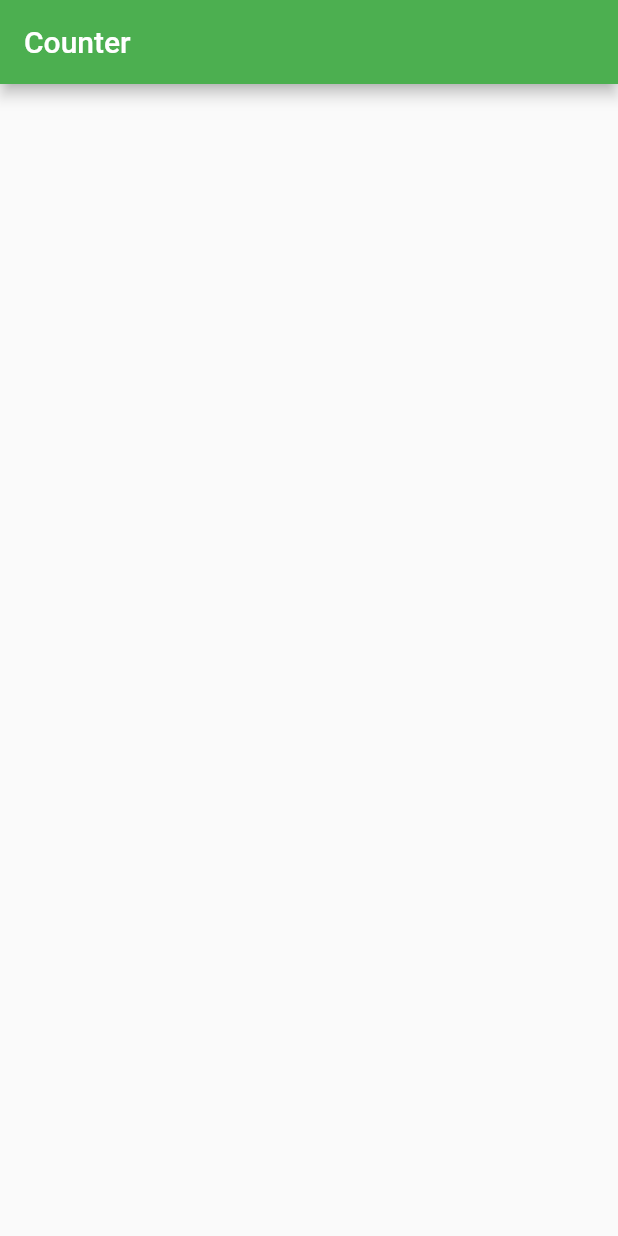
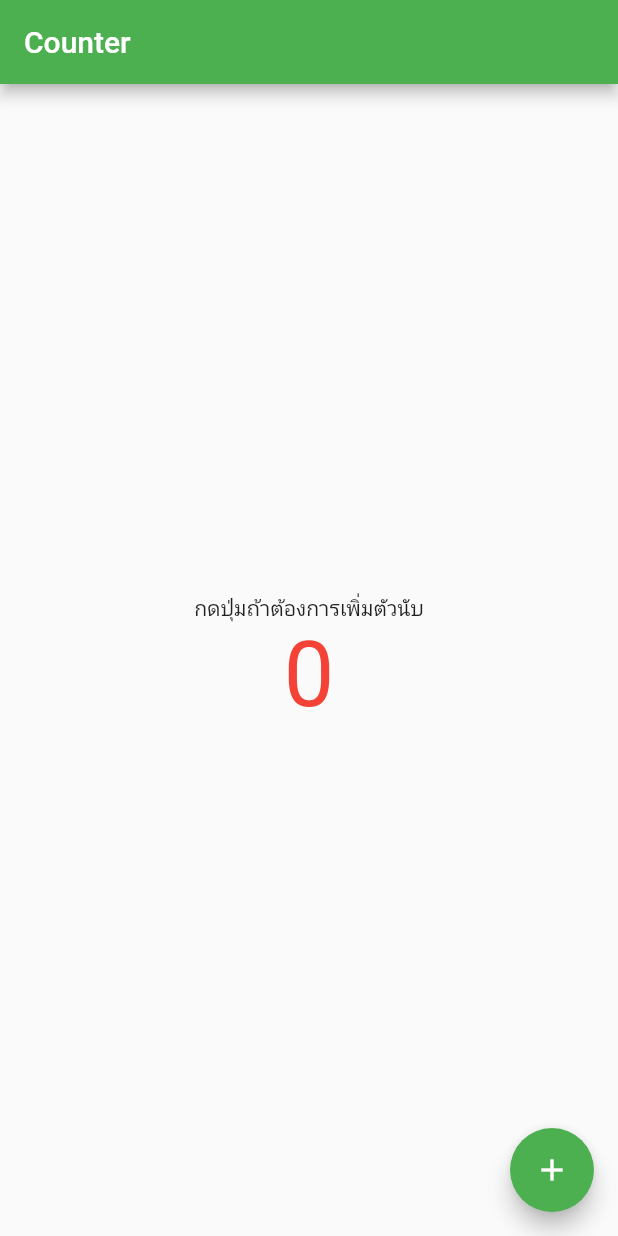
Before and after one commit to guntza10/FlutterDojo, a Flutter app: the screen it shows after launch, on a phone screen of 412 x 824 dp. Run offline on Flutter 3.47's test engine with Material 2 defaults, Android fonts, the light colour scheme and no system bars.

Commit message:
done workshop couter and add example project contact list

```diff
--- a/my_first_flutter_app/lib/main.dart
+++ b/my_first_flutter_app/lib/main.dart
@@ -15,6 +15,7 @@
         primarySwatch: Colors.green,
       ),
       home: CouterArea(),
+      debugShowCheckedModeBanner: false,
     );
   }
 }
@@ -27,12 +28,37 @@
 }
 
 class _CouterAreaState extends State<CouterArea> {
+  int _counter = 0;
+
+  void onCounterButtonPressed() {
+    setState(() {
+      ++_counter;
+    });
+  }
+
   @override
   Widget build(BuildContext context) {
     return Scaffold(
       appBar: AppBar(
         title: Text('Counter'),
       ),
+      body: Center(
+        child: Column(
+          mainAxisAlignment: MainAxisAlignment.center,
+          children: <Widget>[
+            Text('กดปุ่มถ้าต้องการเพิ่มตัวนับ'),
+            Text(
+              '$_counter', // string expression
+              // _counter.toString(), // string method
+              style: TextStyle(fontSize: 60, color: Colors.red),
+            ),
+          ],
+        ),
+      ),
+      floatingActionButton: FloatingActionButton(
+        onPressed: onCounterButtonPressed,
+        child: Icon(Icons.add),
+      ),
     );
   }
 }
```
Also changed, not shown: 2 other files.
